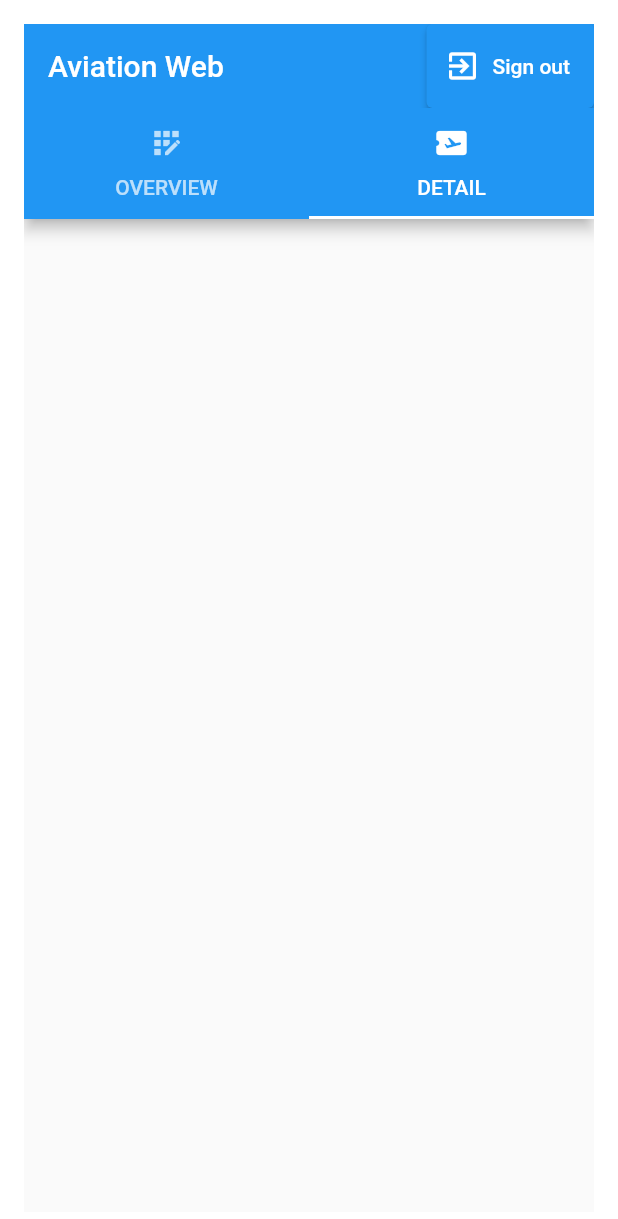
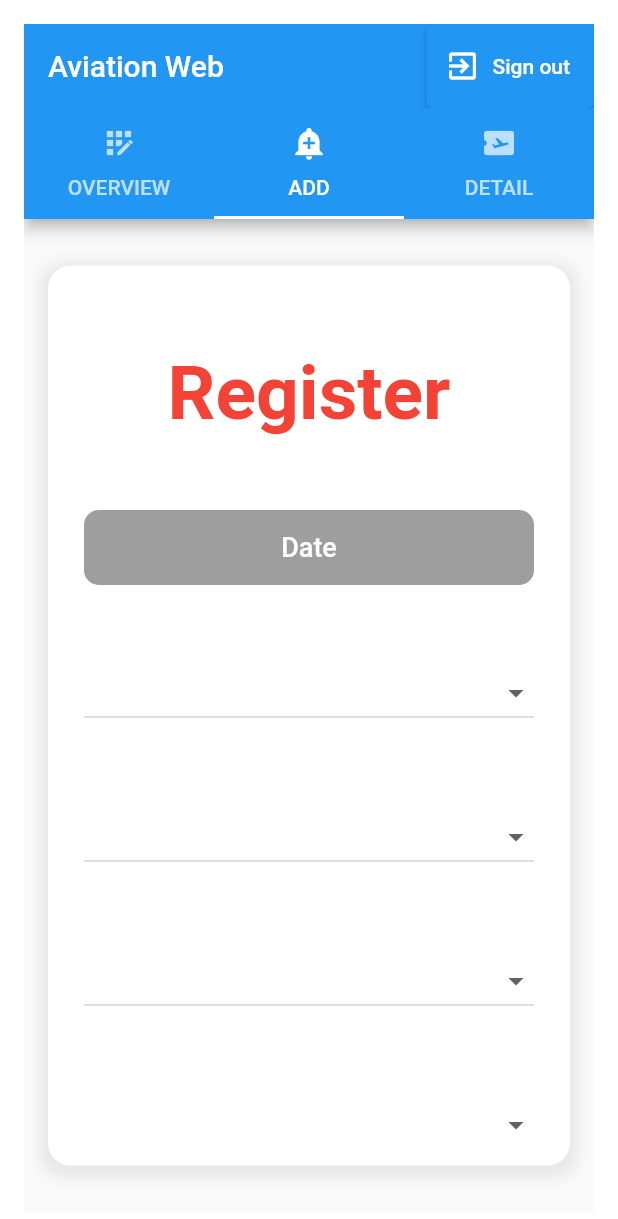
Before and after one commit to jiyuujin/aviation-web, a Flutter app: the screen it shows once a user with an empty profile is signed in, tab 2 chosen, on a phone screen of 412 x 824 dp. Shown: the top 1219 px of the screen. Run offline on Flutter 3.47's test engine with Material 2 defaults, Android fonts, the light colour scheme and no system bars; our stand-ins replace cloud_firestore, firebase_auth, firebase_core, fl_chart; accounts and stored records are empty.

Commit message:
feat: flight form

```diff
--- a/lib/main.dart
+++ b/lib/main.dart
@@ -1,5 +1,6 @@
 import 'package:aviation_web/pages/auth_page.dart';
 import 'package:aviation_web/pages/detail_page.dart';
+import 'package:aviation_web/pages/new_flight_page.dart';
 import 'package:aviation_web/pages/top_page.dart';
 import 'package:cloud_firestore/cloud_firestore.dart';
 import 'package:firebase_auth/firebase_auth.dart';
@@ -117,6 +118,41 @@ class MyApp extends StatelessWidget {
                                   body: Column(
                                     children: const [
                                       Expanded(
+                                        child: NewFlightPage(),
+                                      ),
+                                    ],
+                                  ),
+                                ),
+                                Scaffold(
+                                  appBar: AppBar(
+                                    title: const Text('Aviation Web'),
+                                    actions: [
+                                      ElevatedButton.icon(
+                                        icon: const Icon(
+                                          Icons.exit_to_app,
+                                          color: Colors.white,
+                                        ),
+                                        label: const Text(
+                                          'Sign out',
+                                          style: TextStyle(color: Colors.white),
+                                        ),
+                                        onPressed: () async {
+                                          await FirebaseAuth.instance.signOut();
+                                        },
+                                      )
+                                    ],
+                                    bottom: TabBar(
+                                      tabs: choices.map((Choice choice) {
+                                        return Tab(
+                                          text: choice.title,
+                                          icon: Icon(choice.icon),
+                                        );
+                                      }).toList(),
+                                    ),
+                                  ),
+                                  body: Column(
+                                    children: const [
+                                      Expanded(
                                         child: DetailPage(),
                                       ),
                                     ],
@@ -143,5 +179,6 @@ class Choice {
 
 const List<Choice> choices = <Choice>[
   Choice(title: 'OVERVIEW', icon: Icons.app_registration),
+  Choice(title: 'ADD', icon: Icons.add_alert),
   Choice(title: 'DETAIL', icon: Icons.airplane_ticket),
 ];
--- /dev/null
+++ b/lib/pages/new_flight_page.dart
@@ -0,0 +1,45 @@
+import 'package:aviation_web/widgets/flight_form.dart';
+import 'package:flutter/material.dart';
+
+class NewFlightPage extends StatefulWidget {
+  const NewFlightPage({super.key});
+
+  @override
+  _NewFlightPageState createState() => _NewFlightPageState();
+}
+
+class _NewFlightPageState extends State<NewFlightPage> {
+  @override
+  Widget build(BuildContext context) {
+    return Scaffold(
+      body: Stack(
+        fit: StackFit.expand,
+        children: [
+          Center(
+            child: Container(
+              margin: const EdgeInsets.all(16),
+              padding: const EdgeInsets.all(24),
+              constraints: const BoxConstraints(
+                maxWidth: 500,
+                maxHeight: 600,
+              ),
+              decoration: BoxDecoration(
+                color: Colors.white,
+                borderRadius: BorderRadius.circular(15),
+                boxShadow: [
+                  BoxShadow(
+                    color: Colors.grey.withOpacity(0.2),
+                    spreadRadius: 5,
+                    blurRadius: 7,
+                    offset: const Offset(0, 3),
+                  ),
+                ],
+              ),
+              child: const NewFlight(),
+            ),
+          )
+        ],
+      ),
+    );
+  }
+}
--- a/lib/widgets/auth_form.dart
+++ b/lib/widgets/auth_form.dart
@@ -99,6 +99,7 @@ class _AuthFormState extends State<AuthForm> {
             CustomButton(
               isLoading: _isLoading,
               text: _isSignUp ? 'Sign up' : 'Sign in',
+              type: 'primary',
               onPressed: _isLoading
                   ? null
                   : () async {
--- a/lib/widgets/custom_button.dart
+++ b/lib/widgets/custom_button.dart
@@ -1,12 +1,17 @@
 import 'package:flutter/material.dart';
 
 class CustomButton extends StatelessWidget {
+  const CustomButton(
+      {super.key,
+      required this.text,
+      required this.type,
+      required this.onPressed,
+      required this.isLoading});
+
   final String text;
+  final String type;
   final dynamic onPressed;
   final bool isLoading;
-
-  const CustomButton(
-      {required this.text, required this.onPressed, required this.isLoading});
 
   @override
   Widget build(BuildContext context) {
@@ -22,6 +27,9 @@ class CustomButton extends StatelessWidget {
                   text,
                   style: const TextStyle(fontSize: 18),
                 ),
+          style: ElevatedButton.styleFrom(
+            primary: type == 'primary' ? Colors.blueAccent : Colors.grey,
+          ),
           onPressed: onPressed,
         ),
       ),
--- /dev/null
+++ b/lib/widgets/flight_form.dart
@@ -0,0 +1,214 @@
+import 'package:aviation_web/data/flight.constants.dart';
+import 'package:aviation_web/widgets/custom_button.dart';
+import 'package:aviation_web/widgets/input_field.dart';
+import 'package:cloud_firestore/cloud_firestore.dart';
+import 'package:firebase_auth/firebase_auth.dart';
+import 'package:flutter/material.dart';
+
+class NewFlight extends StatefulWidget {
+  const NewFlight({super.key});
+
+  @override
+  _NewFlightState createState() => _NewFlightState();
+}
+
+class _NewFlightState extends State<NewFlight> {
+  final _formKey = GlobalKey<FormState>();
+
+  bool _isRegister = true;
+
+  DateTime _date = DateTime.now();
+  int _airline = 0;
+  int _departure = 0;
+  int _arrival = 0;
+  int _boardingType = 0;
+  String _registration = '';
+
+  bool _isLoading = false;
+  String _errorMessage = '';
+
+  Future<void> _selectDate(BuildContext context) async {
+    final DateTime? picked = await showDatePicker(
+        context: context,
+        initialDate: _date,
+        firstDate: DateTime(2016),
+        lastDate: DateTime.now().add(const Duration(days: 360)));
+    if (picked != null) setState(() => _date = picked);
+  }
+
+  @override
+  Widget build(BuildContext context) {
+    List<String> airports = [];
+    List<String> airlines = [];
+    List<String> boardingTypes = [];
+
+    kAirportList.forEach((Map<String, dynamic> a) {
+      airports.add(a['text']);
+    });
+    kAirlineList.forEach((Map<String, dynamic> a) {
+      airlines.add(a['text']);
+    });
+    kBoardingTypeList.forEach((Map<String, dynamic> a) {
+      boardingTypes.add(a['text']);
+    });
+
+    return Form(
+      key: _formKey,
+      child: SingleChildScrollView(
+        child: Column(
+          crossAxisAlignment: CrossAxisAlignment.center,
+          children: [
+            const SizedBox(height: 32),
+            Text(
+              _isRegister ? 'Register' : 'Update',
+              style: TextStyle(
+                fontSize: 50,
+                fontWeight: FontWeight.bold,
+                color: Theme.of(context).primaryColor,
+              ),
+            ),
+            const SizedBox(height: 48),
+            CustomButton(
+              isLoading: _isLoading,
+              text: 'Date',
+              type: 'secondary',
+              onPressed: () {
+                _selectDate(context);
+              },
+            ),
+            const SizedBox(height: 48),
+            DropdownButton(
+              items: <String>[...airports].map((String airport) {
+                return DropdownMenuItem<String>(
+                  value: airport,
+                  child: Text(airport),
+                );
+              }).toList(),
+              onChanged: (value) {
+                List<Map<String, dynamic>> filter = (kAirportList
+                    .where((Map<String, dynamic> a) => a['text'] == value)
+                    .toList());
+                _departure = filter[0]['value'];
+              },
+              isExpanded: true,
+            ),
+            const SizedBox(height: 48),
+            DropdownButton(
+              items: <String>[...airports].map((String airport) {
+                return DropdownMenuItem<String>(
+                  value: airport,
+                  child: Text(airport),
+                );
+              }).toList(),
+              onChanged: (value) {
+                List<Map<String, dynamic>> filter = (kAirportList
+                    .where((Map<String, dynamic> a) => a['text'] == value)
+                    .toList());
+                _arrival = filter[0]['value'];
+              },
+              isExpanded: true,
+            ),
+            const SizedBox(height: 48),
+            DropdownButton(
+              items: <String>[...airlines].map((String airline) {
+                return DropdownMenuItem<String>(
+                  value: airline,
+                  child: Text(airline),
+                );
+              }).toList(),
+              onChanged: (value) {
+                List<Map<String, dynamic>> filter = (kAirlineList
+                    .where((Map<String, dynamic> a) => a['text'] == value)
+                    .toList());
+                _airline = filter[0]['value'];
+              },
+              isExpanded: true,
+            ),
+            const SizedBox(height: 48),
+            DropdownButton(
+              items: <String>[...boardingTypes].map((String boardingType) {
+                return DropdownMenuItem<String>(
+                  value: boardingType,
+                  child: Text(boardingType),
+                );
+              }).toList(),
+              onChanged: (value) {
+                List<Map<String, dynamic>> filter = (kBoardingTypeList
+                    .where((Map<String, dynamic> a) => a['text'] == value)
+                    .toList());
+                _boardingType = filter[0]['value'];
+              },
+              isExpanded: true,
+            ),
+            const SizedBox(height: 48),
+            InputField(
+              label: 'Registration',
+              icon: Icons.email,
+              validator: (value) {
+                if (value.trim().isEmpty) {
+                  return 'You have to enter the registration';
+                }
+                return null;
+              },
+              onSaved: (value) {
+                _registration = value;
+              },
+              onChanged: null,
+            ),
+            const SizedBox(height: 48),
+            CustomButton(
+              isLoading: _isLoading,
+              text: _isRegister ? 'Register' : 'Update',
+              type: 'primary',
+              onPressed: _isLoading
+                  ? null
+                  : () async {
+                      if (_formKey.currentState!.validate()) {
+                        _formKey.currentState!.save();
+
+                        setState(() {
+                          _isLoading = true;
+                        });
+
+                        if (_isRegister) {
+                          try {
+                            FirebaseFirestore.instance
+                                .collection('flights')
+                                .add({
+                              'time': _date,
+                              'departure': _departure,
+                              'arrival': _arrival,
+                              'airline': _airline,
+                              'boardingType': _boardingType,
+                              'registration': _registration
+                            });
+                          } on FirebaseAuthException catch (e) {
+                            setState(() {
+                              _errorMessage = 'Something has been wrong.';
+                            });
+                          } finally {
+                            setState(() {
+                              _isLoading = false;
+                            });
+                          }
+                        }
+                      }
+                    },
+            ),
+            if (_errorMessage.isNotEmpty) ...[
+              const SizedBox(height: 24),
+              Text(
+                _errorMessage,
+                style: TextStyle(
+                  fontSize: 16,
+                  color: Theme.of(context).errorColor,
+                ),
+              ),
+            ],
+            const SizedBox(height: 32),
+          ],
+        ),
+      ),
+    );
+  }
+}
```
